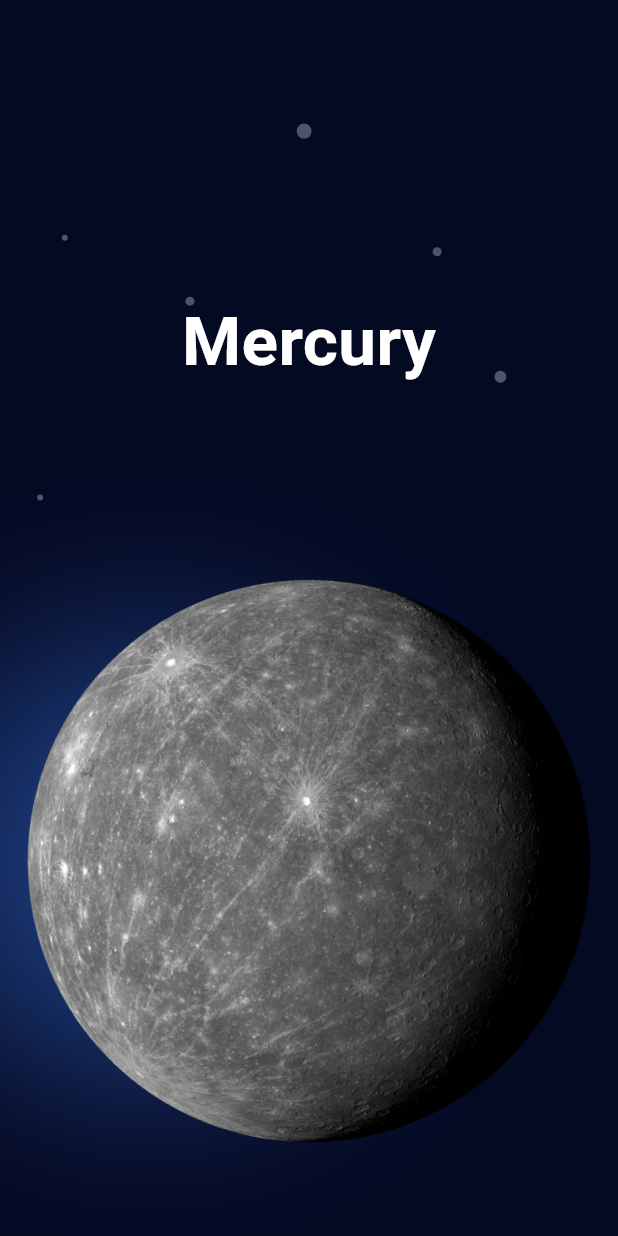
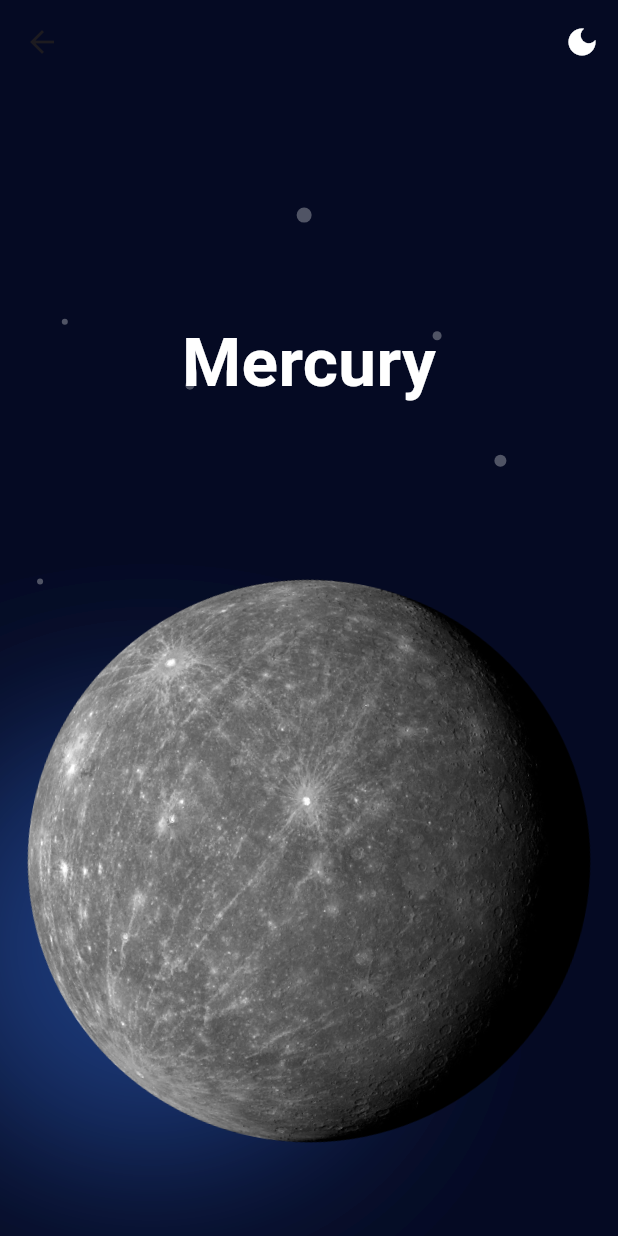
Before and after one commit to rajiyanareja1517/galaxy_panets, a Flutter app: the HomeScreen screen opened by its route, on a phone screen of 412 x 824 dp. Run offline on Flutter 3.47's test engine with Material 3 defaults, Android fonts, the phone set to English and light mode, and no system bars; our stand-ins replace get, google_fonts; Roboto replaces fonts that are missing (Exo).

Commit message:
add theme mode

```diff
--- a/lib/views/screens/home_screen.dart
+++ b/lib/views/screens/home_screen.dart
@@ -77,6 +77,17 @@ class _HomeScreenState extends State<HomeScreen> with TickerProviderStateMixin {
     animationController.repeat();
 
     return Scaffold(
+      appBar:AppBar(
+        backgroundColor: rBGColor,
+        actions: [
+          IconButton(onPressed: () {
+            setState(() {
+
+            Get.changeTheme( Get.isDarkMode ? ThemeData.light() : ThemeData.dark());
+            });
+          }, icon: Get.isDarkMode?Icon(Icons.light_mode):Icon(Icons.dark_mode),color: rWhiteColor,)
+        ],
+      ) ,
       body: Container(
         child: PageView.builder(
           itemCount: Data.planetsList.length,
```
